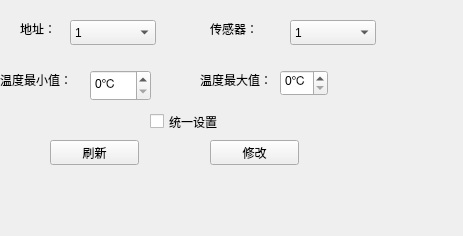
The window that LoadCabinet/input/in_set/in_setenvwid.ui (luozhiyong131/BusBar) describes before a commit, drawn with Qt 5.
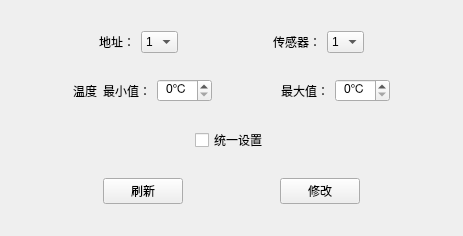
The same window after the commit.

```diff
--- a/LoadCabinet/input/in_set/in_setenvwid.ui
+++ b/LoadCabinet/input/in_set/in_setenvwid.ui
@@ -13,28 +13,34 @@
   <property name="windowTitle">
    <string>Form</string>
   </property>
+  <layout class="QVBoxLayout" name="verticalLayout">
+   <item>
+    <layout class="QHBoxLayout" name="horizontalLayout">
+     <item>
+      <spacer name="horizontalSpacer_9">
+       <property name="orientation">
+        <enum>Qt::Horizontal</enum>
+       </property>
+       <property name="sizeHint" stdset="0">
+        <size>
+         <width>40</width>
+         <height>20</height>
+        </size>
+       </property>
+      </spacer>
+     </item>
+     <item>
   <widget class="QLabel" name="label">
-   <property name="geometry">
-    <rect>
-     <x>20</x>
-     <y>20</y>
-     <width>51</width>
-     <height>17</height>
-    </rect>
-   </property>
    <property name="text">
     <string>地址：</string>
    </property>
-  </widget>
+       <property name="alignment">
+        <set>Qt::AlignCenter</set>
+       </property>
+      </widget>
+     </item>
+     <item>
   <widget class="QComboBox" name="addrBox">
-   <property name="geometry">
-    <rect>
-     <x>70</x>
-     <y>20</y>
-     <width>86</width>
-     <height>25</height>
-    </rect>
-   </property>
    <item>
     <property name="text">
      <string>1</string>
@@ -51,52 +57,106 @@
     </property>
    </item>
   </widget>
-  <widget class="QComboBox" name="envBox">
-   <property name="geometry">
-    <rect>
-     <x>290</x>
-     <y>20</y>
-     <width>86</width>
-     <height>25</height>
-    </rect>
-   </property>
-   <item>
-    <property name="text">
-     <string>1</string>
-    </property>
    </item>
    <item>
-    <property name="text">
-     <string>2</string>
-    </property>
-   </item>
-   <item>
-    <property name="text">
-     <string>3</string>
-    </property>
-   </item>
-  </widget>
+      <spacer name="horizontalSpacer_10">
+       <property name="orientation">
+        <enum>Qt::Horizontal</enum>
+       </property>
+       <property name="sizeHint" stdset="0">
+        <size>
+         <width>40</width>
+         <height>20</height>
+        </size>
+       </property>
+      </spacer>
+     </item>
+     <item>
   <widget class="QLabel" name="label_2">
-   <property name="geometry">
-    <rect>
-     <x>210</x>
-     <y>20</y>
-     <width>51</width>
-     <height>17</height>
-    </rect>
-   </property>
    <property name="text">
     <string>传感器：</string>
    </property>
-  </widget>
+       <property name="alignment">
+        <set>Qt::AlignCenter</set>
+       </property>
+      </widget>
+     </item>
+     <item>
+      <widget class="QComboBox" name="envBox">
+       <item>
+        <property name="text">
+         <string>1</string>
+        </property>
+       </item>
+       <item>
+        <property name="text">
+         <string>2</string>
+        </property>
+       </item>
+       <item>
+        <property name="text">
+         <string>3</string>
+        </property>
+       </item>
+      </widget>
+     </item>
+     <item>
+      <spacer name="horizontalSpacer_11">
+       <property name="orientation">
+        <enum>Qt::Horizontal</enum>
+       </property>
+       <property name="sizeHint" stdset="0">
+        <size>
+         <width>40</width>
+         <height>20</height>
+        </size>
+       </property>
+      </spacer>
+     </item>
+    </layout>
+   </item>
+   <item>
+    <layout class="QHBoxLayout" name="horizontalLayout_2">
+     <item>
+      <spacer name="horizontalSpacer_6">
+       <property name="orientation">
+        <enum>Qt::Horizontal</enum>
+       </property>
+       <property name="sizeHint" stdset="0">
+        <size>
+         <width>40</width>
+         <height>20</height>
+        </size>
+       </property>
+      </spacer>
+     </item>
+     <item>
+      <widget class="QLabel" name="label_5">
+       <property name="frameShadow">
+        <enum>QFrame::Plain</enum>
+       </property>
+       <property name="text">
+        <string>温度</string>
+       </property>
+       <property name="alignment">
+        <set>Qt::AlignCenter</set>
+       </property>
+      </widget>
+     </item>
+     <item>
+      <widget class="QLabel" name="label_4">
+       <property name="text">
+        <string>最小值：</string>
+       </property>
+       <property name="alignment">
+        <set>Qt::AlignCenter</set>
+       </property>
+      </widget>
+     </item>
+     <item>
   <widget class="QSpinBox" name="minBox">
-   <property name="geometry">
-    <rect>
-     <x>90</x>
-     <y>70</y>
-     <width>61</width>
-     <height>31</height>
-    </rect>
+       <property name="alignment">
+        <set>Qt::AlignCenter</set>
    </property>
    <property name="suffix">
     <string>℃</string>
@@ -105,84 +165,150 @@
     <string/>
    </property>
   </widget>
+     </item>
+     <item>
+      <spacer name="horizontalSpacer_7">
+       <property name="orientation">
+        <enum>Qt::Horizontal</enum>
+       </property>
+       <property name="sizeHint" stdset="0">
+        <size>
+         <width>40</width>
+         <height>20</height>
+        </size>
+       </property>
+      </spacer>
+     </item>
+     <item>
   <widget class="QLabel" name="label_3">
-   <property name="geometry">
-    <rect>
-     <x>200</x>
-     <y>70</y>
-     <width>81</width>
-     <height>20</height>
-    </rect>
-   </property>
    <property name="text">
-    <string>温度最大值：</string>
-   </property>
-  </widget>
-  <widget class="QLabel" name="label_4">
-   <property name="geometry">
-    <rect>
-     <x>0</x>
-     <y>70</y>
-     <width>91</width>
-     <height>20</height>
-    </rect>
-   </property>
-   <property name="text">
-    <string>温度最小值：</string>
-   </property>
-  </widget>
+        <string>最大值：</string>
+       </property>
+       <property name="alignment">
+        <set>Qt::AlignCenter</set>
+       </property>
+      </widget>
+     </item>
+     <item>
   <widget class="QSpinBox" name="maxBox">
-   <property name="geometry">
-    <rect>
-     <x>280</x>
-     <y>70</y>
-     <width>48</width>
-     <height>26</height>
-    </rect>
+       <property name="alignment">
+        <set>Qt::AlignCenter</set>
    </property>
    <property name="suffix">
     <string>℃</string>
    </property>
   </widget>
+     </item>
+     <item>
+      <spacer name="horizontalSpacer_8">
+       <property name="orientation">
+        <enum>Qt::Horizontal</enum>
+       </property>
+       <property name="sizeHint" stdset="0">
+        <size>
+         <width>40</width>
+         <height>20</height>
+        </size>
+       </property>
+      </spacer>
+     </item>
+    </layout>
+   </item>
+   <item>
+    <layout class="QHBoxLayout" name="horizontalLayout_3">
+     <item>
+      <spacer name="horizontalSpacer">
+       <property name="orientation">
+        <enum>Qt::Horizontal</enum>
+       </property>
+       <property name="sizeHint" stdset="0">
+        <size>
+         <width>40</width>
+         <height>20</height>
+        </size>
+       </property>
+      </spacer>
+     </item>
+     <item>
+      <widget class="QCheckBox" name="checkBox">
+       <property name="text">
+        <string>统一设置</string>
+       </property>
+      </widget>
+     </item>
+     <item>
+      <spacer name="horizontalSpacer_2">
+       <property name="orientation">
+        <enum>Qt::Horizontal</enum>
+       </property>
+       <property name="sizeHint" stdset="0">
+        <size>
+         <width>40</width>
+         <height>20</height>
+        </size>
+       </property>
+      </spacer>
+     </item>
+    </layout>
+   </item>
+   <item>
+    <layout class="QHBoxLayout" name="horizontalLayout_4">
+     <item>
+      <spacer name="horizontalSpacer_3">
+       <property name="orientation">
+        <enum>Qt::Horizontal</enum>
+       </property>
+       <property name="sizeHint" stdset="0">
+        <size>
+         <width>40</width>
+         <height>20</height>
+        </size>
+       </property>
+      </spacer>
+     </item>
+     <item>
   <widget class="QPushButton" name="updateBtn">
-   <property name="geometry">
-    <rect>
-     <x>50</x>
-     <y>140</y>
-     <width>89</width>
-     <height>25</height>
-    </rect>
-   </property>
    <property name="text">
     <string>刷新</string>
    </property>
   </widget>
+     </item>
+     <item>
+      <spacer name="horizontalSpacer_4">
+       <property name="orientation">
+        <enum>Qt::Horizontal</enum>
+       </property>
+       <property name="sizeHint" stdset="0">
+        <size>
+         <width>40</width>
+         <height>20</height>
+        </size>
+       </property>
+      </spacer>
+     </item>
+     <item>
   <widget class="QPushButton" name="setBtn">
-   <property name="geometry">
-    <rect>
-     <x>210</x>
-     <y>140</y>
-     <width>89</width>
-     <height>25</height>
-    </rect>
-   </property>
    <property name="text">
     <string>修改</string>
    </property>
   </widget>
-  <widget class="QCheckBox" name="checkBox">
-   <property name="geometry">
-    <rect>
-     <x>150</x>
-     <y>110</y>
-     <width>92</width>
-     <height>23</height>
-    </rect>
-   </property>
-   <property name="text">
-    <string>统一设置</string>
-   </property>
-  </widget>
+     </item>
+     <item>
+      <spacer name="horizontalSpacer_5">
+       <property name="orientation">
+        <enum>Qt::Horizontal</enum>
+       </property>
+       <property name="sizeHint" stdset="0">
+        <size>
+         <width>40</width>
+         <height>20</height>
+        </size>
+       </property>
+      </spacer>
+     </item>
+    </layout>
+   </item>
+  </layout>
  </widget>
  <resources/>
  <connections/>
```
Lines whose indentation alone changed are shown as unchanged.
